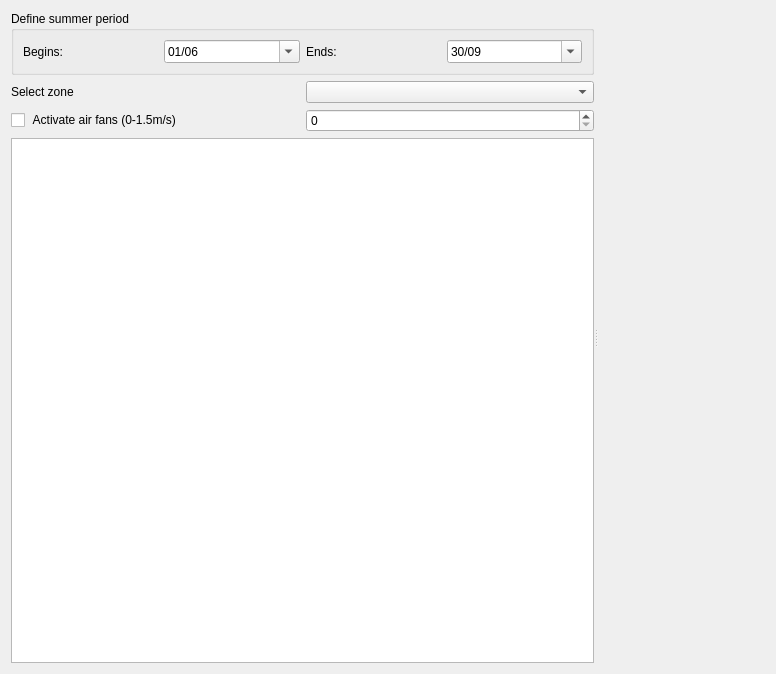
Before: the Qt Designer form src/resources/ui/dataplotter/neubrager.ui in Nobatek/simuplot, drawn with Qt 5.
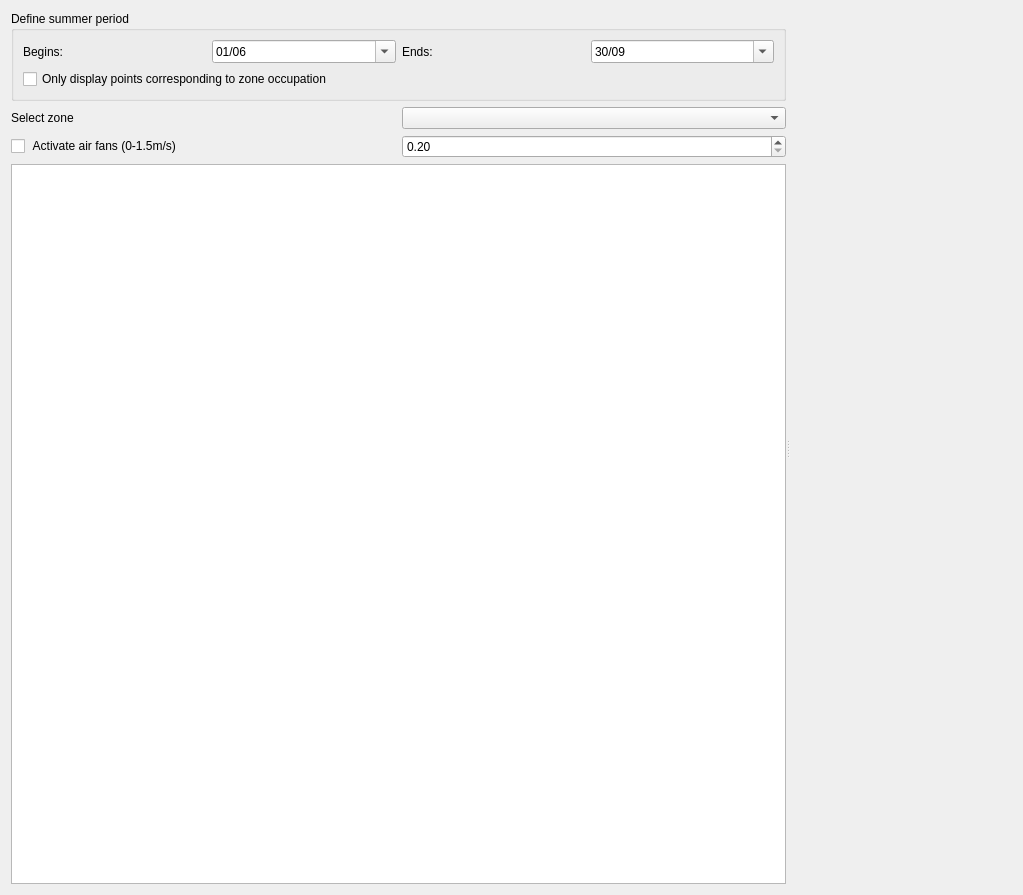
After: the same form once the commit is applied. Custom widgets are drawn as their Qt base class.

Commit message: Fans, occupation and colours added to NEUBrager

```diff
--- a/src/resources/ui/dataplotter/neubrager.ui
+++ b/src/resources/ui/dataplotter/neubrager.ui
@@ -6,8 +6,8 @@
    <rect>
     <x>0</x>
     <y>0</y>
-    <width>776</width>
-    <height>674</height>
+    <width>1023</width>
+    <height>895</height>
    </rect>
   </property>
   <property name="windowTitle">
@@ -119,6 +119,13 @@
             </item>
            </layout>
           </item>
+          <item row="1" column="0">
+           <widget class="QCheckBox" name="OccCheckBox">
+            <property name="text">
+             <string>Only display points corresponding to zone occupation</string>
+            </property>
+           </widget>
+          </item>
          </layout>
         </widget>
        </item>
@@ -146,9 +153,18 @@
           </widget>
          </item>
          <item>
-          <widget class="QSpinBox" name="AirSpeedBox">
+          <widget class="QDoubleSpinBox" name="AirSpeedBox">
+           <property name="minimum">
+            <double>0.200000000000000</double>
+           </property>
            <property name="maximum">
-            <number>15</number>
+            <double>1.500000000000000</double>
+           </property>
+           <property name="singleStep">
+            <double>0.100000000000000</double>
+           </property>
+           <property name="value">
+            <double>0.200000000000000</double>
            </property>
           </widget>
          </item>
```
The commit also changes 1 other file.
